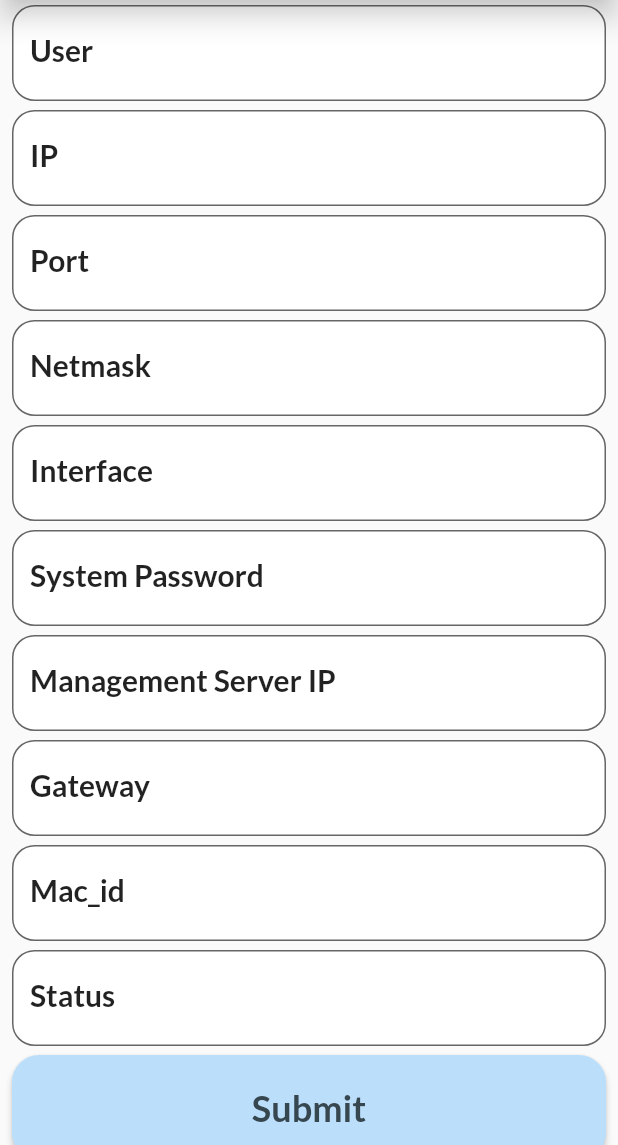
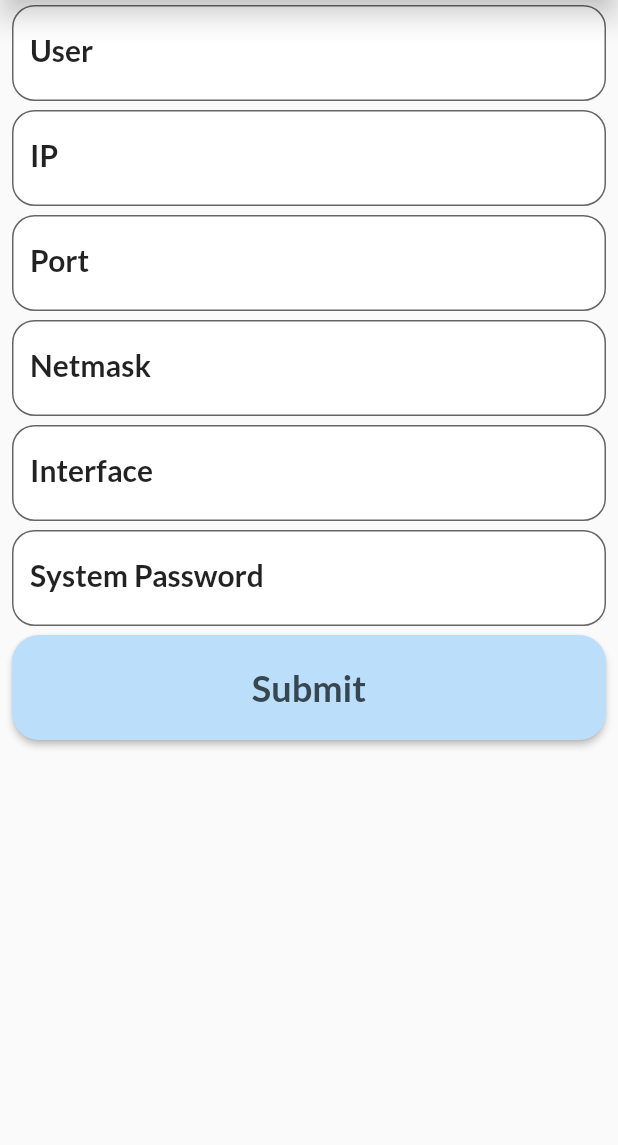
Before and after one commit to PrianshuRai/flutter-cogvision, a Flutter app: the Inputs_page screen opened directly, after a tap on "Submit", on a phone screen of 412 x 824 dp, the part 91-1236 px from its top. Run offline on Flutter 3.47's test engine with Material 2 defaults, Android fonts, the phone set to English and light mode, and no system bars; our stand-ins replace animated_text_kit, device_info_plus, flutter_bluetooth_serial, flutter_spinkit, google_fonts, share_plus and 1 more.

Commit message:
new parameters added in input page.
Signed-off-by: Prianshu Rai <prianshu.kumar1995@gmail.com>

```diff
--- /dev/null
+++ b/lib/file_handle.dart
@@ -0,0 +1,43 @@
+import 'package:flutter/material.dart';
+import 'package:path_provider/path_provider.dart';
+import 'package:share_plus/share_plus.dart';
+import 'dart:io';
+
+class FileHandle extends StatefulWidget {
+  const FileHandle({Key? key}) : super(key: key);
+
+  @override
+  State<FileHandle> createState() => _FileHandleState();
+}
+
+class _FileHandleState extends State<FileHandle> {
+  TextEditingController _user = TextEditingController();
+  TextEditingController _ip = TextEditingController();
+
+  @override
+  Widget build(BuildContext context) {
+    return Scaffold(
+      body: Column(
+        mainAxisAlignment: MainAxisAlignment.center,
+        children: <Widget>[
+          TextField(
+            controller: _user,
+            decoration: InputDecoration(
+              labelText: "username",
+            ),
+          ),
+          TextField(
+            controller: _ip,
+            decoration: InputDecoration(
+              labelText: "username",
+            ),
+          ),
+          ElevatedButton(
+            child: Text('Send'),
+            onPressed: () {},
+          ),
+        ],
+      ),
+    );
+  }
+}
--- a/lib/inputs_page.dart
+++ b/lib/inputs_page.dart
@@ -31,7 +31,7 @@ class _Inputs_pageState extends State<Inputs_page> {
           elevation: 8,
         ),
 
-        // user
+        //
         // ip
         // port
         // netmask
@@ -56,28 +56,20 @@ class Configs extends StatefulWidget {
 
 class _ConfigsState extends State<Configs> {
   final Map<String, dynamic> formData = {
-    'user': null,
-    'ip': null,
-    'port': null,
+    'static_ip': null,
+    'interface': null,
+    'syspass': null,
     'netmask': null,
-    'interface': null,
-    'syspassword': null,
-    'management_server_ip': null,
     'gateway': null,
-    'mac_id': null,
-    'status': null
+    'network_file': "/etc/netplan/"
   };
 
-  TextEditingController _user = TextEditingController();
-  TextEditingController _ip = TextEditingController();
-  TextEditingController _port = TextEditingController();
-  TextEditingController _mask = TextEditingController();
-  TextEditingController _inter = TextEditingController();
-  TextEditingController _sys = TextEditingController();
-  TextEditingController _serv = TextEditingController();
-  TextEditingController _gate = TextEditingController();
-  TextEditingController _mac = TextEditingController();
-  TextEditingController _sts = TextEditingController();
+  TextEditingController _static_ip = TextEditingController();
+  TextEditingController _interface = TextEditingController();
+  TextEditingController _syspass = TextEditingController();
+  TextEditingController _netmask = TextEditingController();
+  TextEditingController _gateway = TextEditingController();
+  TextEditingController _network_file = TextEditingController();
 
   @override
   Widget build(BuildContext context) {
@@ -87,7 +79,7 @@ class _ConfigsState extends State<Configs> {
       padding: const EdgeInsets.all(8),
       children: <Widget>[
         TextFormField(
-          controller: _user,
+          controller: _static_ip,
           style: GoogleFonts.lato(
               textStyle: Theme.of(context).textTheme.headline6,
               color: Colors.blueGrey,
@@ -109,7 +101,7 @@ class _ConfigsState extends State<Configs> {
           obscureText: false,
         ),
         TextFormField(
-          controller: _ip,
+          controller: _interface,
           style: GoogleFonts.lato(
               textStyle: Theme.of(context).textTheme.headline6,
               color: Colors.blueGrey,
@@ -130,7 +122,7 @@ class _ConfigsState extends State<Configs> {
           ),
         ),
         TextFormField(
-          controller: _port,
+          controller: _syspass,
           style: GoogleFonts.lato(
               textStyle: Theme.of(context).textTheme.headline6,
               color: Colors.blueGrey,
@@ -151,7 +143,7 @@ class _ConfigsState extends State<Configs> {
           ),
         ),
         TextFormField(
-          controller: _mask,
+          controller: _netmask,
           style: GoogleFonts.lato(
               textStyle: Theme.of(context).textTheme.headline6,
               color: Colors.blueGrey,
@@ -172,7 +164,7 @@ class _ConfigsState extends State<Configs> {
           ),
         ),
         TextFormField(
-          controller: _inter,
+          controller: _gateway,
           style: GoogleFonts.lato(
               textStyle: Theme.of(context).textTheme.headline6,
               color: Colors.blueGrey,
@@ -193,97 +185,13 @@ class _ConfigsState extends State<Configs> {
           ),
         ),
         TextFormField(
-          controller: _sys,
+          controller: _network_file,
           style: GoogleFonts.lato(
               textStyle: Theme.of(context).textTheme.headline6,
               color: Colors.blueGrey,
               fontWeight: FontWeight.w500),
           decoration: InputDecoration(
             labelText: "System Password",
-            labelStyle: GoogleFonts.lato(
-                textStyle: Theme.of(context).textTheme.bodyText2,
-                fontWeight: FontWeight.w600,
-                fontSize: 20),
-            filled: true,
-            fillColor: Colors.white,
-            border: const OutlineInputBorder(
-              borderRadius: BorderRadius.all(
-                Radius.circular(15.0),
-              ),
-            ),
-          ),
-        ),
-        TextFormField(
-          controller: _serv,
-          style: GoogleFonts.lato(
-              textStyle: Theme.of(context).textTheme.headline6,
-              color: Colors.blueGrey,
-              fontWeight: FontWeight.w500),
-          decoration: InputDecoration(
-            labelText: "Management Server IP",
-            labelStyle: GoogleFonts.lato(
-                textStyle: Theme.of(context).textTheme.bodyText2,
-                fontWeight: FontWeight.w600,
-                fontSize: 20),
-            filled: true,
-            fillColor: Colors.white,
-            border: const OutlineInputBorder(
-              borderRadius: BorderRadius.all(
-                Radius.circular(15.0),
-              ),
-            ),
-          ),
-        ),
-        TextFormField(
-          controller: _gate,
-          style: GoogleFonts.lato(
-              textStyle: Theme.of(context).textTheme.headline6,
-              color: Colors.blueGrey,
-              fontWeight: FontWeight.w500),
-          decoration: InputDecoration(
-            labelText: "Gateway",
-            labelStyle: GoogleFonts.lato(
-                textStyle: Theme.of(context).textTheme.bodyText2,
-                fontWeight: FontWeight.w600,
-                fontSize: 20),
-            filled: true,
-            fillColor: Colors.white,
-            border: const OutlineInputBorder(
-              borderRadius: BorderRadius.all(
-                Radius.circular(15.0),
-              ),
-            ),
-          ),
-        ),
-        TextFormField(
-          controller: _mac,
-          style: GoogleFonts.lato(
-              textStyle: Theme.of(context).textTheme.headline6,
-              color: Colors.blueGrey,
-              fontWeight: FontWeight.w500),
-          decoration: InputDecoration(
-            labelText: "Mac_id",
-            labelStyle: GoogleFonts.lato(
-                textStyle: Theme.of(context).textTheme.bodyText2,
-                fontWeight: FontWeight.w600,
-                fontSize: 20),
-            filled: true,
-            fillColor: Colors.white,
-            border: const OutlineInputBorder(
-              borderRadius: BorderRadius.all(
-                Radius.circular(15.0),
-              ),
-            ),
-          ),
-        ),
-        TextFormField(
-          controller: _sts,
-          style: GoogleFonts.lato(
-              textStyle: Theme.of(context).textTheme.headline6,
-              color: Colors.blueGrey,
-              fontWeight: FontWeight.w500),
-          decoration: InputDecoration(
-            labelText: "Status",
             labelStyle: GoogleFonts.lato(
                 textStyle: Theme.of(context).textTheme.bodyText2,
                 fontWeight: FontWeight.w600,
@@ -315,16 +223,12 @@ class _ConfigsState extends State<Configs> {
                   fontWeight: FontWeight.w700),
             ),
             onPressed: () async {
-              formData['user'] = _user.text;
-              formData['ip'] = _ip.text;
-              formData['port'] = _port.text;
-              formData['netmask'] = _mask.text;
-              formData['interface'] = _inter.text;
-              formData['syspassword'] = _sys.text;
-              formData['management_server_ip'] = _serv.text;
-              formData['gateway'] = _gate.text;
-              formData['mac_id'] = _mac.text;
-              formData['status'] = _sts.text;
+              formData['static_ip'] = _static_ip.text;
+              formData['interface'] = _interface.text;
+              formData['syspass'] = _syspass.text;
+              formData['netmask'] = _netmask.text;
+              formData['gateway'] = _gateway.text;
+              formData['network_file'] = _network_file.text;
               // trying to make json file out of formData
               // print('trying to convert json file');
               dynamic config = json.encode(formData);
--- a/lib/main.dart
+++ b/lib/main.dart
@@ -1,5 +1,7 @@
 import 'package:config_generator/login_page.dart';
 import 'package:flutter/material.dart';
+import 'file_handle.dart';
+import 'inputs_page.dart';
 import 'landingpage.dart';
 
 // import 'package:google_fonts/google_fonts.dart';
@@ -13,7 +15,8 @@ void main() {
         primaryColor: Colors.blue[100],
         visualDensity: VisualDensity.adaptivePlatformDensity,
       ),
-      home: loginStatus ? Landing() : LoginPage(),
+      home: Inputs_page(),
+      // home: loginStatus ? Landing() : LoginPage(), FileHandle()
     ),
   );
 }
--- a/pubspec.yaml
+++ b/pubspec.yaml
@@ -39,6 +39,7 @@ dependencies:
   http: ^0.13.4
   device_info_plus: ^3.0.1
   flutter_spinkit: ^5.1.0
+  path_provider: ^2.0.5
 
   # The following adds the Cupertino Icons font to your application.
   # Use with the CupertinoIcons class for iOS style icons.
```
Also changed, not shown: pubspec.lock.
